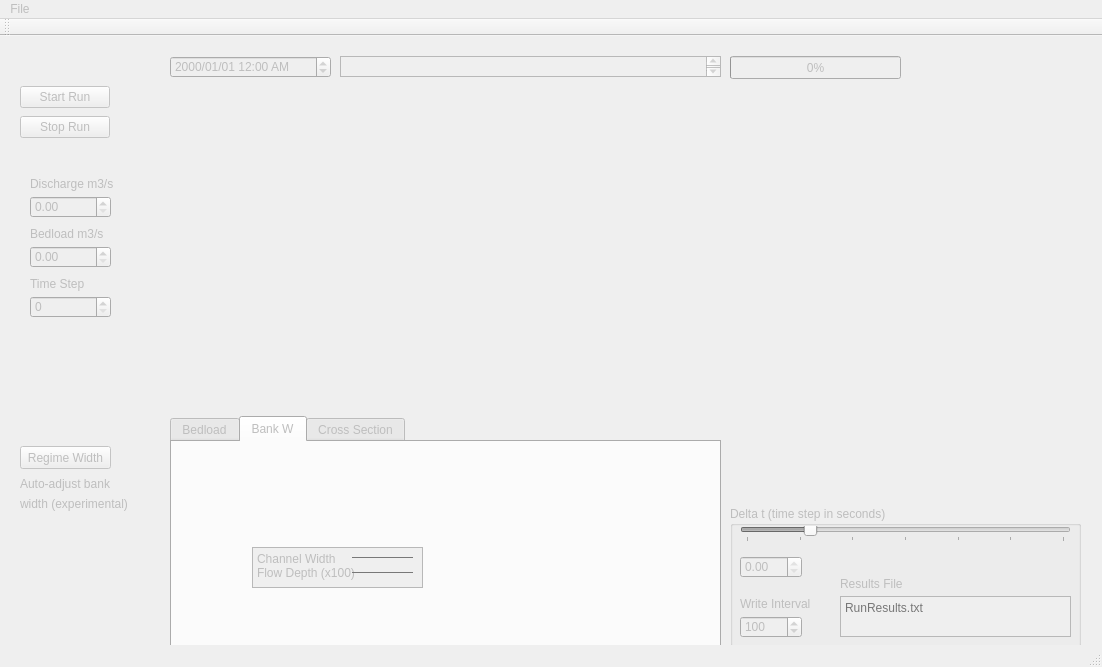
The window that RwaveWin.ui (jtunnicl/GRATE) describes before a commit, drawn with Qt 5.
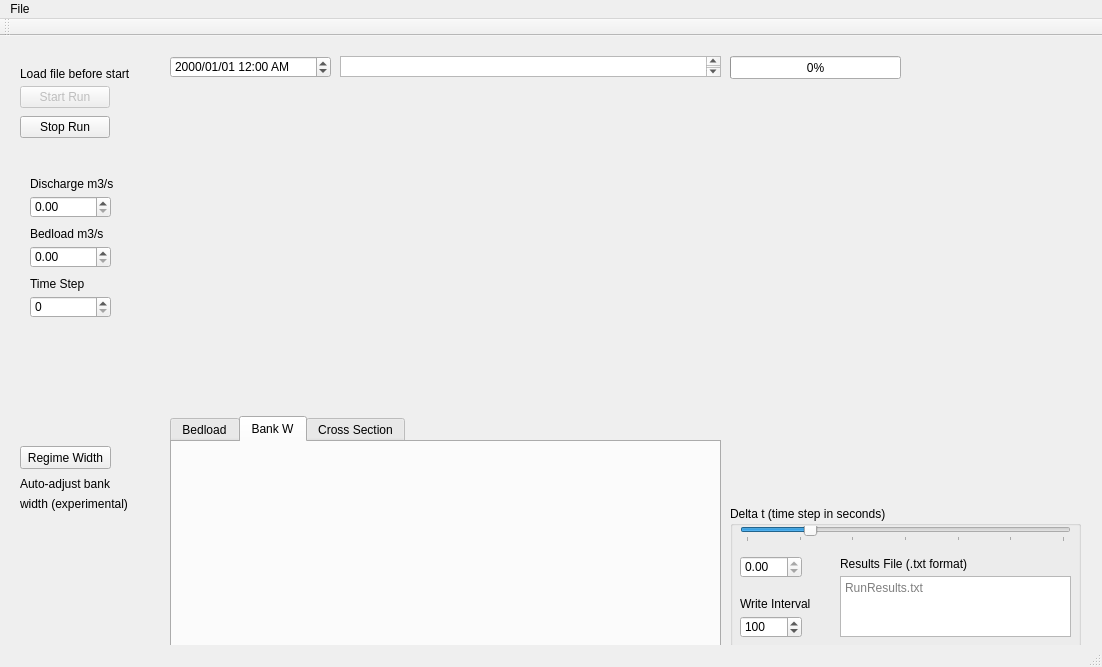
The same window after the commit. The open tabs and pages were chosen to show the change. Custom widgets are drawn as their Qt base class.

Patch:
```diff
--- a/RwaveWin.ui
+++ b/RwaveWin.ui
@@ -3,7 +3,7 @@
  <class>MainWindow</class>
  <widget class="QMainWindow" name="MainWindow">
   <property name="enabled">
-   <bool>false</bool>
+   <bool>true</bool>
   </property>
   <property name="geometry">
    <rect>
@@ -99,126 +99,6 @@
         <height>191</height>
        </rect>
       </property>
-      <widget class="QPlainTextEdit" name="plainTextEdit">
-       <property name="geometry">
-        <rect>
-         <x>80</x>
-         <y>105</y>
-         <width>171</width>
-         <height>41</height>
-        </rect>
-       </property>
-       <property name="plainText">
-        <string>Channel Width
-Flow Depth (x100)</string>
-       </property>
-      </widget>
-      <widget class="Line" name="line">
-       <property name="geometry">
-        <rect>
-         <x>180</x>
-         <y>105</y>
-         <width>61</width>
-         <height>21</height>
-        </rect>
-       </property>
-       <property name="palette">
-        <palette>
-         <active>
-          <colorrole role="WindowText">
-           <brush brushstyle="SolidPattern">
-            <color alpha="255">
-             <red>255</red>
-             <green>0</green>
-             <blue>0</blue>
-            </color>
-           </brush>
-          </colorrole>
-         </active>
-         <inactive>
-          <colorrole role="WindowText">
-           <brush brushstyle="SolidPattern">
-            <color alpha="255">
-             <red>255</red>
-             <green>0</green>
-             <blue>0</blue>
-            </color>
-           </brush>
-          </colorrole>
-         </inactive>
-         <disabled>
-          <colorrole role="WindowText">
-           <brush brushstyle="SolidPattern">
-            <color alpha="255">
-             <red>120</red>
-             <green>120</green>
-             <blue>120</blue>
-            </color>
-           </brush>
-          </colorrole>
-         </disabled>
-        </palette>
-       </property>
-       <property name="frameShadow">
-        <enum>QFrame::Plain</enum>
-       </property>
-       <property name="orientation">
-        <enum>Qt::Horizontal</enum>
-       </property>
-      </widget>
-      <widget class="Line" name="line_2">
-       <property name="geometry">
-        <rect>
-         <x>180</x>
-         <y>120</y>
-         <width>61</width>
-         <height>21</height>
-        </rect>
-       </property>
-       <property name="palette">
-        <palette>
-         <active>
-          <colorrole role="WindowText">
-           <brush brushstyle="SolidPattern">
-            <color alpha="255">
-             <red>0</red>
-             <green>0</green>
-             <blue>255</blue>
-            </color>
-           </brush>
-          </colorrole>
-         </active>
-         <inactive>
-          <colorrole role="WindowText">
-           <brush brushstyle="SolidPattern">
-            <color alpha="255">
-             <red>0</red>
-             <green>0</green>
-             <blue>255</blue>
-            </color>
-           </brush>
-          </colorrole>
-         </inactive>
-         <disabled>
-          <colorrole role="WindowText">
-           <brush brushstyle="SolidPattern">
-            <color alpha="255">
-             <red>120</red>
-             <green>120</green>
-             <blue>120</blue>
-            </color>
-           </brush>
-          </colorrole>
-         </disabled>
-        </palette>
-       </property>
-       <property name="frameShadow">
-        <enum>QFrame::Plain</enum>
-       </property>
-       <property name="orientation">
-        <enum>Qt::Horizontal</enum>
-       </property>
-      </widget>
      </widget>
     </widget>
     <widget class="QWidget" name="XSect">
@@ -737,9 +617,9 @@
      <property name="geometry">
       <rect>
        <x>110</x>
-       <y>90</y>
+       <y>70</y>
        <width>231</width>
-       <height>41</height>
+       <height>61</height>
       </rect>
      </property>
      <property name="overwriteMode">
@@ -753,13 +633,13 @@
      <property name="geometry">
       <rect>
        <x>110</x>
-       <y>70</y>
-       <width>91</width>
+       <y>50</y>
+       <width>221</width>
        <height>16</height>
       </rect>
      </property>
      <property name="text">
-      <string>Results File</string>
+      <string>Results File (.txt format)</string>
      </property>
     </widget>
    </widget>
@@ -775,7 +655,7 @@
    </widget>
    <widget class="QPushButton" name="RegimeButton">
     <property name="enabled">
-     <bool>false</bool>
+     <bool>true</bool>
     </property>
     <property name="geometry">
      <rect>
@@ -866,6 +746,19 @@
      <string>width (experimental)</string>
     </property>
    </widget>
+   <widget class="QLabel" name="loadingAdvice">
+    <property name="geometry">
+     <rect>
+      <x>20</x>
+      <y>30</y>
+      <width>111</width>
+      <height>16</height>
+     </rect>
+    </property>
+    <property name="text">
+     <string>Load file before start</string>
+    </property>
+   </widget>
   </widget>
   <widget class="QMenuBar" name="menuBar">
    <property name="geometry">
@@ -873,7 +766,7 @@
      <x>0</x>
      <y>0</y>
      <width>1102</width>
-     <height>21</height>
+     <height>26</height>
     </rect>
    </property>
    <widget class="QMenu" name="menuFile">
```
Left out of the diff: 2 changed lines with no effect on the pictures.
